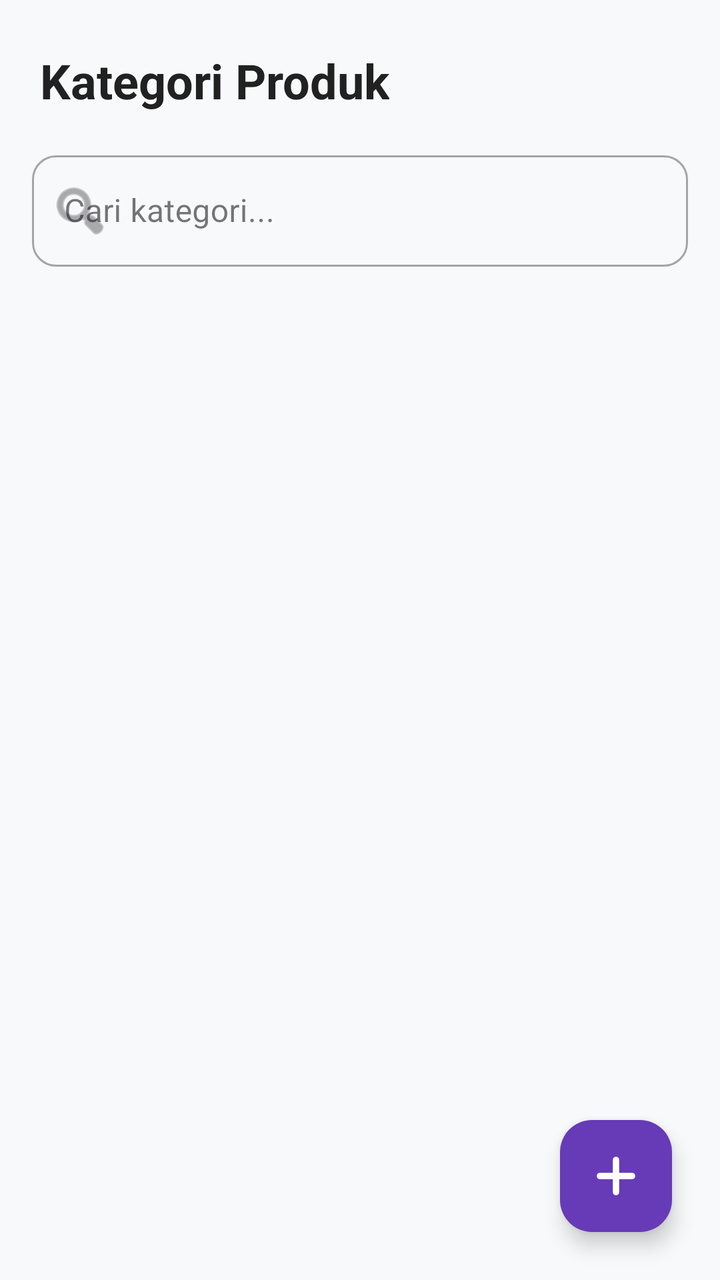
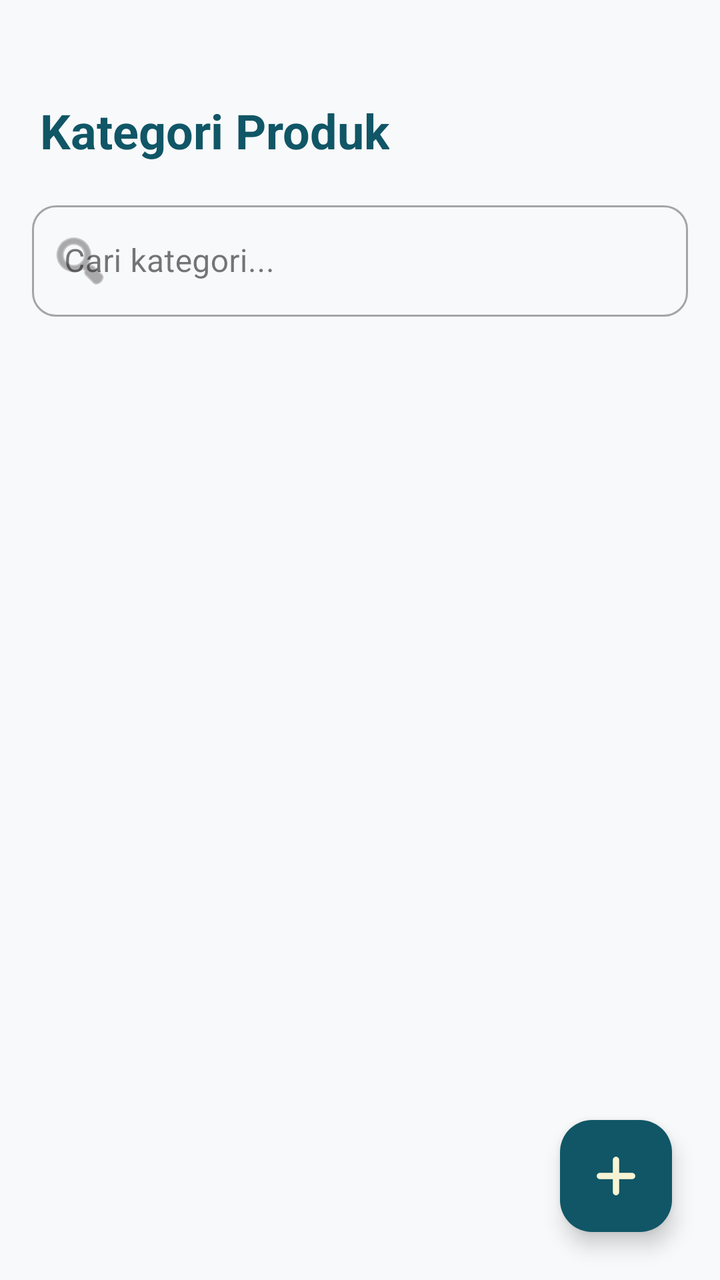

Compare the two renders of this Android layout. The source of the first and the diff that turns it into the second are given below.
<!-- AndroidManifest.xml: application theme Theme.Penjualan -->
<!-- res/layout/activity_data_kategori.xml -->
<?xml version="1.0" encoding="utf-8"?>
<androidx.constraintlayout.widget.ConstraintLayout
    xmlns:android="http://schemas.android.com/apk/res/android"
    xmlns:app="http://schemas.android.com/apk/res-auto"
    xmlns:tools="http://schemas.android.com/tools"
    android:id="@+id/main"
    android:layout_width="match_parent"
    android:layout_height="match_parent"
    android:background="#F8F9FA"> <androidx.core.widget.NestedScrollView
    android:id="@+id/nestedScroll"
    android:layout_width="match_parent"
    android:layout_height="match_parent"
    android:fillViewport="true">

    <LinearLayout
        android:layout_width="match_parent"
        android:layout_height="wrap_content"
        android:orientation="vertical"
        android:paddingBottom="80dp"> <TextView
        android:layout_width="wrap_content"
        android:layout_height="wrap_content"
        android:text="Kategori Produk"
        android:textSize="24sp"
        android:textStyle="bold"
        android:textColor="#212121"
        android:layout_marginHorizontal="20dp"
        android:layout_marginTop="24dp"/>

        <com.google.android.material.textfield.TextInputLayout
            android:id="@+id/tilSearch"
            style="@style/Widget.MaterialComponents.TextInputLayout.OutlinedBox"
            android:layout_width="match_parent"
            android:layout_height="wrap_content"
            android:layout_margin="16dp"
            app:startIconDrawable="@android:drawable/ic_menu_search"
            app:boxCornerRadiusTopStart="12dp"
            app:boxCornerRadiusTopEnd="12dp"
            app:boxCornerRadiusBottomStart="12dp"
            app:boxCornerRadiusBottomEnd="12dp">

            <com.google.android.material.textfield.TextInputEditText
                android:id="@+id/etSearchKategori"
                android:layout_width="match_parent"
                android:layout_height="wrap_content"
                android:hint="Cari kategori..."
                android:inputType="text" />
        </com.google.android.material.textfield.TextInputLayout>

        <androidx.recyclerview.widget.RecyclerView
            android:id="@+id/rvKategori"
            android:layout_width="match_parent"
            android:layout_height="wrap_content"
            android:layout_marginHorizontal="16dp"
            android:nestedScrollingEnabled="false"
            tools:listitem="@layout/item_data_kategori" />
    </LinearLayout>
</androidx.core.widget.NestedScrollView>

    <com.google.android.material.floatingactionbutton.FloatingActionButton
        android:id="@+id/fabAdd"
        android:layout_width="wrap_content"
        android:layout_height="wrap_content"
        android:layout_margin="24dp"
        android:contentDescription="Tambah Kategori"
        android:src="@drawable/ic_plus"
        app:tint="@android:color/white"
        app:backgroundTint="#673AB7"
        app:layout_constraintBottom_toBottomOf="parent"
        app:layout_constraintEnd_toEndOf="parent"/>

</androidx.constraintlayout.widget.ConstraintLayout>
<!-- res/layout/item_data_kategori.xml (included above) -->
<?xml version="1.0" encoding="utf-8"?>
<com.google.android.material.card.MaterialCardView xmlns:android="http://schemas.android.com/apk/res/android"
    xmlns:app="http://schemas.android.com/apk/res-auto"
    xmlns:tools="http://schemas.android.com/tools"
    android:id="@+id/cardKategori"
    android:layout_width="match_parent"
    android:layout_height="wrap_content"
    android:layout_marginHorizontal="8dp"
    android:layout_marginVertical="6dp"
    android:clickable="true"
    android:focusable="true"
    android:foreground="?attr/selectableItemBackground"
    app:cardCornerRadius="16dp"
    app:cardElevation="2dp"
    app:strokeWidth="1dp">

    <androidx.constraintlayout.widget.ConstraintLayout
        android:layout_width="match_parent"
        android:layout_height="wrap_content"
        android:padding="16dp">

        <ImageView
            android:id="@+id/imgKategori"
            android:layout_width="40dp"
            android:layout_height="40dp"
            android:padding="8dp"
            android:src="@drawable/ic_kategori"
            app:layout_constraintBottom_toBottomOf="parent"
            app:layout_constraintStart_toStartOf="parent"
            app:layout_constraintTop_toTopOf="parent" />

        <TextView
            android:id="@+id/tvNamaKategori"
            android:layout_width="0dp"
            android:layout_height="wrap_content"
            android:text="Kategori"
            android:textSize="16sp"
            android:textStyle="bold"
            android:textColor="#010101"
            android:layout_marginStart="12dp"
            android:layout_marginEnd="8dp"
            app:layout_constraintStart_toEndOf="@id/imgKategori"
            app:layout_constraintTop_toTopOf="parent"
            app:layout_constraintBottom_toBottomOf="parent"
            app:layout_constraintEnd_toStartOf="@id/btnEditKategori"/>

        <ImageView
            android:id="@+id/btnEditKategori"
            android:layout_width="32dp"
            android:layout_height="32dp"
            android:padding="6dp"
            android:src="@drawable/ic_edit"
            android:background="?attr/selectableItemBackgroundBorderless"
            app:tint="#4CAF50"
            android:layout_marginEnd="4dp"
            app:layout_constraintBottom_toBottomOf="parent"
            app:layout_constraintEnd_toStartOf="@id/btnDeleteKategori"
            app:layout_constraintTop_toTopOf="parent" />

        <ImageView
            android:id="@+id/btnDeleteKategori"
            android:layout_width="32dp"
            android:layout_height="32dp"
            android:padding="6dp"
            android:src="@drawable/ic_delete"
            android:background="?attr/selectableItemBackgroundBorderless"
            app:tint="#F44336"
            android:layout_marginEnd="8dp"
            app:layout_constraintBottom_toBottomOf="parent"
            app:layout_constraintEnd_toStartOf="@id/chipStatus"
            app:layout_constraintTop_toTopOf="parent" />

        <com.google.android.material.chip.Chip
            android:id="@+id/chipStatus"
            android:layout_width="wrap_content"
            android:layout_height="wrap_content"
            android:text="Aktif"
            android:textSize="10sp"
            app:chipCornerRadius="12dp"
            app:chipStrokeWidth="1dp"
            app:layout_constraintEnd_toEndOf="parent"
            app:layout_constraintTop_toTopOf="parent"
            app:layout_constraintBottom_toBottomOf="parent"/>

    </androidx.constraintlayout.widget.ConstraintLayout>

</com.google.android.material.card.MaterialCardView>
<!-- resources referenced by this layout -->
<resources>
  <!-- drawable ic_delete: png bitmap (drawable, 2269 bytes) -->
  <!-- drawable ic_edit: png bitmap (drawable, 989 bytes) -->
  <!-- drawable ic_kategori: png bitmap (drawable, 1034 bytes) -->
  <!-- drawable ic_plus: png bitmap (drawable, 815 bytes) -->
  <style name="Theme.Penjualan" parent="Base.Theme.Penjualan" />
  <style name="Base.Theme.Penjualan" parent="Theme.Material3.DayNight.NoActionBar">
          
          
      </style>
</resources>

<!-- the commit's change to res/layout/activity_data_kategori.xml (unified diff, before → after) -->
@@ -16,13 +16,16 @@
         android:layout_width="match_parent"
         android:layout_height="wrap_content"
         android:orientation="vertical"
-        android:paddingBottom="80dp"> <TextView
+        android:paddingBottom="80dp"
+        android:paddingTop="25dp">
+
+        <TextView
         android:layout_width="wrap_content"
         android:layout_height="wrap_content"
         android:text="Kategori Produk"
         android:textSize="24sp"
         android:textStyle="bold"
-        android:textColor="#212121"
+        android:textColor="@color/teal_deep"
         android:layout_marginHorizontal="20dp"
         android:layout_marginTop="24dp"/>
 
@@ -63,8 +66,8 @@
         android:layout_margin="24dp"
         android:contentDescription="Tambah Kategori"
         android:src="@drawable/ic_plus"
-        app:tint="@android:color/white"
-        app:backgroundTint="#673AB7"
+        app:tint="@color/cream"
+        app:backgroundTint="@color/teal_deep"
         app:layout_constraintBottom_toBottomOf="parent"
         app:layout_constraintEnd_toEndOf="parent"/>
 
@@ -97,6 +100,7 @@
             android:layout_height="40dp"
             android:padding="8dp"
             android:src="@drawable/ic_kategori"
+            app:tint="@color/teal_deep"
             app:layout_constraintBottom_toBottomOf="parent"
             app:layout_constraintStart_toStartOf="parent"
             app:layout_constraintTop_toTopOf="parent" />
<!-- resource entries referenced after the edit -->
@@ -1,5 +1,7 @@
 <!-- resources referenced by this layout -->
 <resources>
+  <color name="cream">#F7F4D5</color>
+  <color name="teal_deep">#105666</color>
   <!-- drawable ic_delete: png bitmap (drawable, 2269 bytes) -->
   <!-- drawable ic_edit: png bitmap (drawable, 989 bytes) -->
   <!-- drawable ic_kategori: png bitmap (drawable, 1034 bytes) -->
@@ -7,7 +9,18 @@
   <style name="Theme.Penjualan" parent="Base.Theme.Penjualan" />
   <style name="Base.Theme.Penjualan" parent="Theme.Material3.DayNight.NoActionBar">
           
-          
+          <item name="colorPrimary">@color/teal_deep</item>
+          <item name="colorOnPrimary">@color/cream</item>
+          <item name="colorPrimaryContainer">@color/teal_light</item>
+          <item name="colorOnPrimaryContainer">@color/white</item>
+  
+          <item name="colorSecondary">@color/teal_light</item>
+          <item name="colorOnSecondary">@color/white</item>
+  
+          <item name="android:windowBackground">@color/white</item>
+          <item name="android:statusBarColor">@color/teal_deep</item>
       </style>
+  <color name="teal_light">#1A7D91</color>
+  <color name="white">#FFFFFFFF</color>
 </resources>
 
